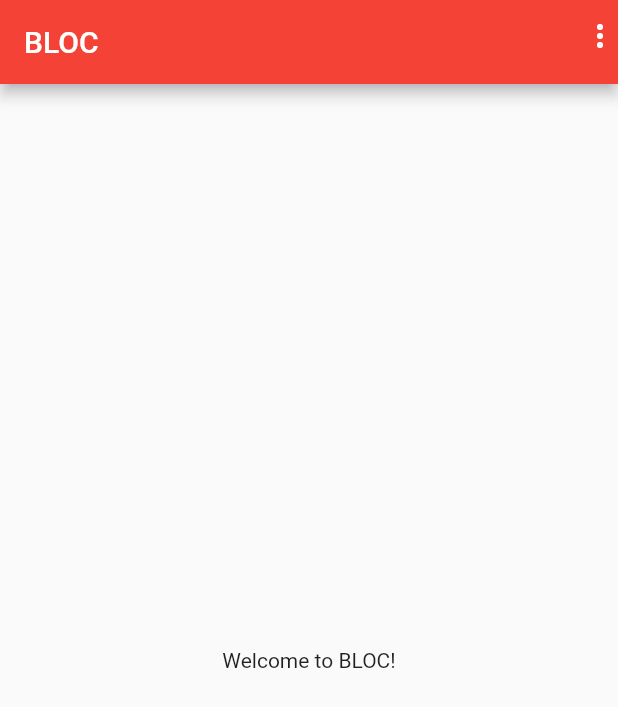
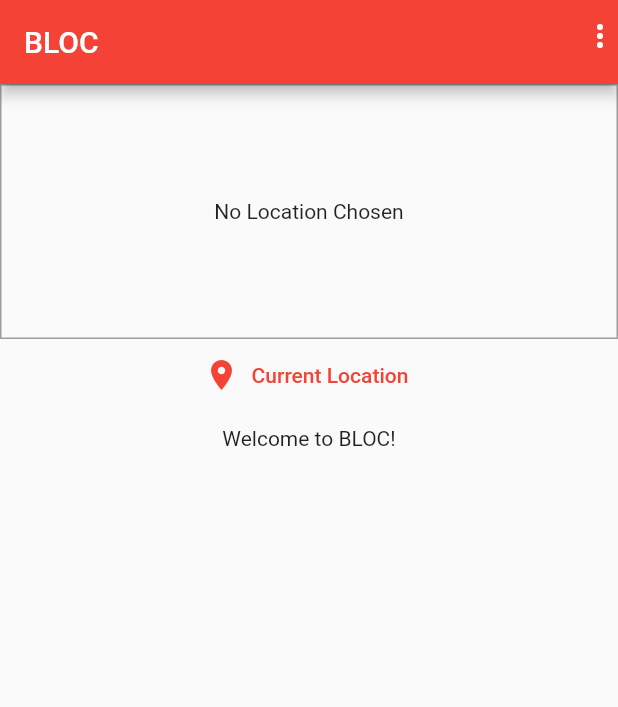
Before and after one commit to novjean/bloc, a Flutter app: the screen it shows once a user with an empty profile is signed in, on a phone screen of 412 x 824 dp. Shown: the top 707 px of the screen. Run offline on Flutter 3.47's test engine with Material 2 defaults, Android fonts, the phone set to English and light mode, and no system bars; our stand-ins replace cloud_firestore, firebase_auth, firebase_core, firebase_storage, google_maps_flutter, image_picker and 1 more; accounts and stored records are empty.

Commit message:
added map display user click button

```diff
--- /dev/null
+++ b/lib/helpers/location_helper.dart
@@ -0,0 +1,17 @@
+import 'dart:convert';
+
+import 'package:http/http.dart' as http;
+
+const GOOGLE_API_KEY = 'AIzaSyDJ9cqtr1feKD-SCP4Ed6cIJOE_8l7g_9M';
+
+class LocationHelper {
+  static String generateLocationPreviewImage({double latitude, double longitude}) {
+    return 'https://maps.googleapis.com/maps/api/staticmap?center=&$latitude,$longitude&zoom=16&size=600x300&maptype=roadmap&markers=color:red%7Clabel:A%7C$latitude,$longitude&key=$GOOGLE_API_KEY';
+  }
+
+  static Future<String> getPlaceAddress(double lat, double lng) async {
+    final url = 'https://maps.googleapis.com/maps/api/geocode/json?latlng=$lat,$lng&key=$GOOGLE_API_KEY';
+    final response = await http.get(Uri.parse(url));
+    return json.decode(response.body)['results'][0]['formatted_address'];
+  }
+}
--- a/lib/screens/home_screen.dart
+++ b/lib/screens/home_screen.dart
@@ -1,3 +1,4 @@
+import 'package:bloc/widgets/map/location_input.dart';
 import 'package:firebase_auth/firebase_auth.dart';
 import 'package:flutter/material.dart';
 
@@ -38,11 +39,20 @@ class HomeScreen extends StatelessWidget {
           )
         ],
       ),
-      body: Container(
-        child: Center(
-          child: Text('Welcome to BLOC!'),
-        ),
+      body: Column(
+        crossAxisAlignment: CrossAxisAlignment.stretch,
+        children: [
+          LocationInput(null),
+          SizedBox(
+            height: 10,
+          ),
+          Center(
+            child: Text('Welcome to BLOC!'),
+          ),
+        ],
       ),
+
+
     );
   }
 }
--- /dev/null
+++ b/lib/widgets/map/location_input.dart
@@ -0,0 +1,93 @@
+import 'package:bloc/helpers/location_helper.dart';
+import 'package:flutter/material.dart';
+import 'package:google_maps_flutter/google_maps_flutter.dart';
+import 'package:location/location.dart';
+
+class LocationInput extends StatefulWidget {
+  final Function onSelectPlace;
+
+  LocationInput(this.onSelectPlace);
+
+  @override
+  _LocationInputState createState() => _LocationInputState();
+}
+
+class _LocationInputState extends State<LocationInput> {
+  String _previewImageUrl;
+
+  void _showPreview(double lat, double lng){
+    final staticMapImageUrl = LocationHelper.generateLocationPreviewImage(
+        latitude: lat, longitude: lng);
+
+    setState(() {
+      _previewImageUrl = staticMapImageUrl;
+    });
+  }
+
+  Future<void> _getCurrentUserLocation() async {
+    try {
+      final locData = await Location().getLocation();
+      _showPreview(locData.latitude, locData.longitude);
+      widget.onSelectPlace(locData.latitude,locData.longitude);
+    } catch (error) {
+      // can happen if the permission is not given
+      print (error);
+      return;
+    }
+  }
+
+  // Future<void> _selectOnMap() async {
+  //   final LatLng selectedLocation = await Navigator.of(context).push(MaterialPageRoute(
+  //       builder: (ctx) => MapScreen(
+  //         isSelecting: true,
+  //       )));
+  //   if(selectedLocation == null){
+  //     return;
+  //   }
+  //   _showPreview(selectedLocation.latitude, selectedLocation.longitude);
+  //   widget.onSelectPlace(selectedLocation.latitude,selectedLocation.longitude);
+  // }
+
+  @override
+  Widget build(BuildContext context) {
+    return Column(
+      children: [
+        Container(
+          height: 170,
+          width: double.infinity,
+          alignment: Alignment.center,
+          decoration: BoxDecoration(
+            border: Border.all(width: 1, color: Colors.grey),
+          ),
+          child: _previewImageUrl == null
+              ? Text(
+            'No Location Chosen',
+            textAlign: TextAlign.center,
+          )
+              : Image.network(
+            _previewImageUrl,
+            fit: BoxFit.cover,
+            width: double.infinity,
+          ),
+        ),
+        Row(
+          mainAxisAlignment: MainAxisAlignment.center,
+          children: [
+            FlatButton.icon(
+              onPressed: _getCurrentUserLocation,
+              icon: Icon(Icons.location_on),
+              label: Text('Current Location'),
+              textColor: Theme.of(context).primaryColor,
+            ),
+            // FlatButton.icon(
+            //   onPressed: _selectOnMap,
+            //   icon: Icon(Icons.map),
+            //   label: Text('Select on Map'),
+            //   textColor: Theme.of(context).primaryColor,
+            // ),
+          ],
+        )
+      ],
+    );
+  }
+}
--- a/pubspec.yaml
+++ b/pubspec.yaml
@@ -34,6 +34,8 @@ dependencies:
 #  cloud_firestore: ^1.0.0
   cloud_firestore: ^2.5.3
   firebase_storage: ^10.0.5
+  location: ^4.3.0
+  google_maps_flutter: ^0.5.17
 #  firebase_messaging: ^10.0.0
 #  firebase_core_platform_interface: ^4.0.0
   image_picker: ^0.8.4
```
Also changed, not shown: pubspec.lock, 2 other files.
